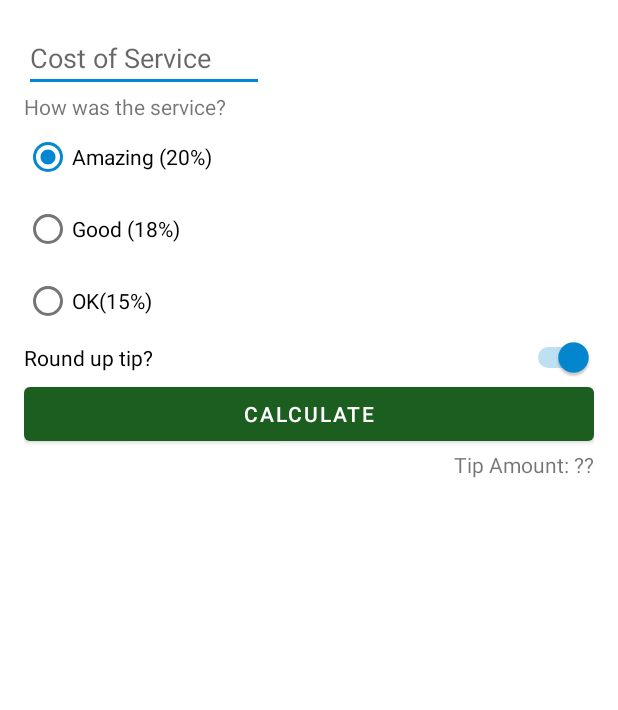
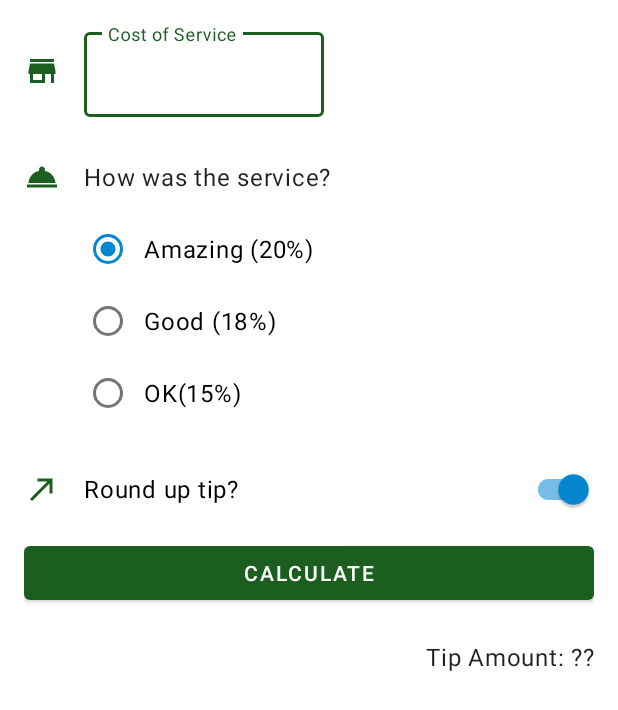
Before and after one commit to miguel-amf/TipTime, an Android app: the layout activity_main.xml on its own in the app's theme, with its tools: preview values and no code run, on a phone screen of 412 x 824 dp. Shown: the top 710 px of the screen. Run offline under Robolectric (Android 15) with nearby library versions, the phone set to English and light mode, and no system bars.

Commit message:
Added MDC views, vector icons and several UI/UX improvements with Accessibility features

```diff
--- a/app/build.gradle
+++ b/app/build.gradle
@@ -14,6 +14,8 @@ android {
         versionName "1.0"
 
         testInstrumentationRunner "androidx.test.runner.AndroidJUnitRunner"
+
+        vectorDrawables.useSupportLibrary = true
     }
 
     buildTypes {
--- a/app/src/main/java/com/example/tiptime/MainActivity.kt
+++ b/app/src/main/java/com/example/tiptime/MainActivity.kt
@@ -1,7 +1,11 @@
 package com.example.tiptime
 
+import android.content.Context
 import androidx.appcompat.app.AppCompatActivity
 import android.os.Bundle
+import android.view.KeyEvent
+import android.view.View
+import android.view.inputmethod.InputMethodManager
 import com.example.tiptime.databinding.ActivityMainBinding
 import java.text.NumberFormat
 import kotlin.math.ceil
@@ -15,10 +19,14 @@ class MainActivity : AppCompatActivity() {
         setContentView(binding.root)
 
         binding.calculateButton.setOnClickListener{ calculateTip()}
+
+        binding.costOfServiceEditText.setOnKeyListener {
+                view, keyCode, _ -> handleKeyEvent(view, keyCode)
+        }
     }
 
     private fun calculateTip() {
-        val cost = binding.costOfService.text.toString().toDoubleOrNull()
+        val cost = binding.costOfServiceEditText.text.toString().toDoubleOrNull()
         if (cost == null) {
             displayTip(0.0)
             return
@@ -40,4 +48,15 @@ class MainActivity : AppCompatActivity() {
         val formattedTip = NumberFormat.getCurrencyInstance().format(tip)
         binding.tipAmount.text = getString(R.string.tip_amount, formattedTip)
     }
+
+    private fun handleKeyEvent(view: View, keyCode: Int): Boolean {
+        if (keyCode == KeyEvent.KEYCODE_ENTER) {
+            // Hide the keyboard
+            val inputMethodManager =
+                getSystemService(Context.INPUT_METHOD_SERVICE) as InputMethodManager
+            inputMethodManager.hideSoftInputFromWindow(view.windowToken, 0)
+            return true
+        }
+        return false
+    }
 }
--- /dev/null
+++ b/app/src/main/res/drawable/ic_round_up.xml
@@ -0,0 +1,5 @@
+<vector android:height="24dp" android:tint="?android:attr/colorPrimary"
+    android:viewportHeight="24" android:viewportWidth="24"
+    android:width="24dp" xmlns:android="http://schemas.android.com/apk/res/android">
+    <path android:fillColor="@android:color/white" android:pathData="M9,5v2h6.59L4,18.59 5.41,20 17,8.41V15h2V5z"/>
+</vector>
--- /dev/null
+++ b/app/src/main/res/drawable/ic_service.xml
@@ -0,0 +1,5 @@
+<vector android:height="24dp" android:tint="?android:attr/colorPrimary"
+    android:viewportHeight="24" android:viewportWidth="24"
+    android:width="24dp" xmlns:android="http://schemas.android.com/apk/res/android">
+    <path android:fillColor="@android:color/white" android:pathData="M2,17h20v2L2,19zM13.84,7.79c0.1,-0.24 0.16,-0.51 0.16,-0.79 0,-1.1 -0.9,-2 -2,-2s-2,0.9 -2,2c0,0.28 0.06,0.55 0.16,0.79C6.25,8.6 3.27,11.93 3,16h18c-0.27,-4.07 -3.25,-7.4 -7.16,-8.21z"/>
+</vector>
--- /dev/null
+++ b/app/src/main/res/drawable/ic_store.xml
@@ -0,0 +1,5 @@
+<vector android:height="24dp" android:tint="?android:attr/colorPrimary"
+    android:viewportHeight="24" android:viewportWidth="24"
+    android:width="24dp" xmlns:android="http://schemas.android.com/apk/res/android">
+    <path android:fillColor="@android:color/white" android:pathData="M20,4L4,4v2h16L20,4zM21,14v-2l-1,-5L4,7l-1,5v2h1v6h10v-6h4v6h2v-6h1zM12,18L6,18v-4h6v4z"/>
+</vector>
--- a/app/src/main/res/layout/activity_main.xml
+++ b/app/src/main/res/layout/activity_main.xml
@@ -1,27 +1,60 @@
 <?xml version="1.0" encoding="utf-8"?>
-<androidx.constraintlayout.widget.ConstraintLayout xmlns:android="http://schemas.android.com/apk/res/android"
+<ScrollView xmlns:android="http://schemas.android.com/apk/res/android"
     xmlns:app="http://schemas.android.com/apk/res-auto"
     xmlns:tools="http://schemas.android.com/tools"
     android:layout_width="match_parent"
-    android:layout_height="match_parent"
+    android:layout_height="match_parent">
+
+    <androidx.constraintlayout.widget.ConstraintLayout
+        android:layout_width="match_parent"
+        android:layout_height="wrap_content"
         android:padding="16dp"
         tools:context=".MainActivity">
 
-    <EditText
+        <ImageView
+            android:id="@+id/icon_cost_of_service"
+            android:layout_width="wrap_content"
+            android:layout_height="wrap_content"
+            android:importantForAccessibility="no"
+            app:layout_constraintBottom_toBottomOf="@id/cost_of_service"
+            app:layout_constraintStart_toStartOf="parent"
+            app:layout_constraintTop_toTopOf="@id/cost_of_service"
+            app:srcCompat="@drawable/ic_store" />
+
+        <com.google.android.material.textfield.TextInputLayout
             android:id="@+id/cost_of_service"
             android:layout_width="160dp"
             android:layout_height="wrap_content"
+            android:layout_marginStart="16dp"
             android:hint="@string/cost_of_service"
-        android:inputType="numberDecimal"
+            app:layout_constraintStart_toEndOf="@id/icon_cost_of_service"
+            app:layout_constraintTop_toTopOf="parent">
+
+            <com.google.android.material.textfield.TextInputEditText
+                android:id="@+id/cost_of_service_edit_text"
+                android:layout_width="match_parent"
+                android:layout_height="wrap_content"
+                android:inputType="numberDecimal" />
+        </com.google.android.material.textfield.TextInputLayout>
+
+        <ImageView
+            android:id="@+id/icon_service_question"
+            android:layout_width="wrap_content"
+            android:layout_height="wrap_content"
+            android:importantForAccessibility="no"
+            app:layout_constraintBottom_toBottomOf="@id/service_question"
             app:layout_constraintStart_toStartOf="parent"
-        app:layout_constraintTop_toTopOf="parent" />
+            app:layout_constraintTop_toTopOf="@id/service_question"
+            app:srcCompat="@drawable/ic_service" />
 
         <TextView
             android:id="@+id/service_question"
+            style="@style/Widget.TipTime.TextView"
             android:layout_width="wrap_content"
             android:layout_height="wrap_content"
+            android:layout_marginTop="16dp"
             android:text="@string/how_was_the_service"
-        app:layout_constraintStart_toStartOf="parent"
+            app:layout_constraintStart_toStartOf="@+id/cost_of_service"
             app:layout_constraintTop_toBottomOf="@id/cost_of_service" />
 
         <RadioGroup
@@ -30,7 +63,7 @@
             android:layout_height="wrap_content"
             android:checkedButton="@id/option_twenty_percent"
             android:orientation="vertical"
-        app:layout_constraintStart_toStartOf="parent"
+            app:layout_constraintStart_toStartOf="@id/service_question"
             app:layout_constraintTop_toBottomOf="@id/service_question">
 
             <RadioButton
@@ -52,31 +85,48 @@
                 android:text="@string/ok_tip" />
         </RadioGroup>
 
-    <Switch
+        <ImageView
+            android:id="@+id/icon_round_up"
+            android:layout_width="wrap_content"
+            android:layout_height="wrap_content"
+            android:importantForAccessibility="no"
+            app:layout_constraintBottom_toBottomOf="@id/round_tip"
+            app:layout_constraintStart_toStartOf="parent"
+            app:layout_constraintTop_toTopOf="@id/round_tip"
+            app:srcCompat="@drawable/ic_round_up" />
+
+
+        <com.google.android.material.switchmaterial.SwitchMaterial
             android:id="@+id/round_tip"
             android:layout_width="0dp"
             android:layout_height="wrap_content"
+            android:layout_marginTop="16dp"
             android:checked="true"
             android:text="@string/round_up_tip"
             app:layout_constraintEnd_toEndOf="parent"
-        app:layout_constraintStart_toStartOf="parent"
+            app:layout_constraintStart_toStartOf="@id/cost_of_service"
             app:layout_constraintTop_toBottomOf="@+id/tip_options" />
 
         <Button
             android:id="@+id/calculate_button"
             android:layout_width="match_parent"
             android:layout_height="wrap_content"
+            android:layout_marginTop="8dp"
             android:text="@string/calculate"
-        app:layout_constraintStart_toStartOf="parent"
+            app:layout_constraintStart_toStartOf="@id/round_tip"
             app:layout_constraintTop_toBottomOf="@+id/round_tip" />
 
         <TextView
             android:id="@+id/tip_amount"
+            style="@style/Widget.TipTime.TextView"
             android:layout_width="wrap_content"
             android:layout_height="wrap_content"
+            android:layout_marginTop="8dp"
             android:text="Tip Amount: ??"
             app:layout_constraintEnd_toEndOf="parent"
             app:layout_constraintTop_toBottomOf="@+id/calculate_button" />
 
 
     </androidx.constraintlayout.widget.ConstraintLayout>
+
+</ScrollView>
--- /dev/null
+++ b/app/src/main/res/values/dimens.xml
@@ -0,0 +1,4 @@
+<?xml version="1.0" encoding="utf-8"?>
+<resources>
+    <dimen name="min_text_height">48dp</dimen>
+</resources>
--- /dev/null
+++ b/app/src/main/res/values/styles.xml
@@ -0,0 +1,20 @@
+<?xml version="1.0" encoding="utf-8"?>
+<resources>
+    <style name="Widget.TipTime.TextView" parent="Widget.MaterialComponents.TextView">
+        <item name="android:minHeight">@dimen/min_text_height</item>
+        <item name="android:gravity">center_vertical</item>
+        <item name="android:textAppearance">?attr/textAppearanceBody1</item>
+    </style>
+
+    <style name="Widget.TipTime.CompoundButton.Switch" parent="Widget.MaterialComponents.CompoundButton.Switch">
+        <item name="android:minHeight">@dimen/min_text_height</item>
+        <item name="android:gravity">center_vertical</item>
+        <item name="android:textAppearance">?attr/textAppearanceBody1</item>
+    </style>
+
+    <style name="Widget.TipTime.CompoundButton.RadioButton" parent="Widget.MaterialComponents.CompoundButton.RadioButton">
+        <item name="android:paddingStart">8dp</item>
+        <item name="android:textAppearance">?attr/textAppearanceBody1</item>
+    </style>
+
+</resources>
--- a/app/src/main/res/values/themes.xml
+++ b/app/src/main/res/values/themes.xml
@@ -12,5 +12,9 @@
         <!-- Status bar color. -->
         <item name="android:statusBarColor" tools:targetApi="l">?attr/colorPrimaryVariant</item>
         <!-- Customize your theme here. -->
+
+        <item name="textInputStyle">@style/Widget.MaterialComponents.TextInputLayout.OutlinedBox</item>
+        <item name="radioButtonStyle">@style/Widget.TipTime.CompoundButton.RadioButton</item>
+        <item name="switchStyle">@style/Widget.TipTime.CompoundButton.Switch</item>
     </style>
 </resources>
```
Lines whose indentation alone changed are shown as unchanged.
